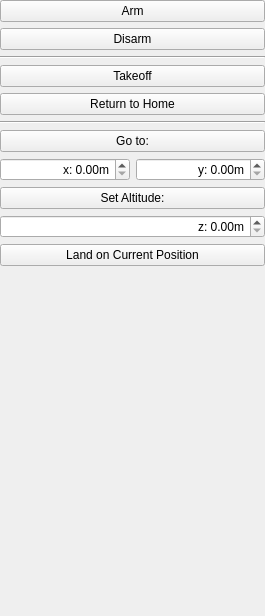
Before: the Qt Designer form flyform.ui in RISE-Dependable-Transport-Systems/ControlTower, drawn with Qt 5.
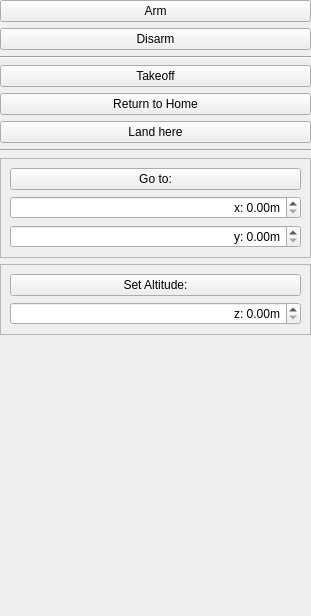
After: the same form once the commit is applied.

The edit to the form file:
```diff
--- a/flyform.ui
+++ b/flyform.ui
@@ -6,7 +6,7 @@
    <rect>
     <x>0</x>
     <y>0</y>
-    <width>265</width>
+    <width>311</width>
     <height>616</height>
    </rect>
   </property>
@@ -67,6 +67,13 @@
      </property>
     </widget>
    </item>
+   <item>
+    <widget class="QPushButton" name="landButton">
+     <property name="text">
+      <string>Land here</string>
+     </property>
+    </widget>
+   </item>
    <item>
     <widget class="Line" name="line">
      <property name="frameShadow">
@@ -84,6 +91,15 @@
     </widget>
    </item>
    <item>
+    <widget class="QFrame" name="frame">
+     <property name="frameShape">
+      <enum>QFrame::StyledPanel</enum>
+     </property>
+     <property name="frameShadow">
+      <enum>QFrame::Raised</enum>
+     </property>
+     <layout class="QVBoxLayout" name="verticalLayout">
+      <item>
     <widget class="QPushButton" name="gotoButton">
      <property name="sizePolicy">
       <sizepolicy hsizetype="Minimum" vsizetype="Fixed">
@@ -103,8 +119,6 @@
     </widget>
    </item>
    <item>
-    <layout class="QHBoxLayout" name="horizontalLayout_2">
-     <item>
       <widget class="QDoubleSpinBox" name="gotoXSpinBox">
        <property name="alignment">
         <set>Qt::AlignRight|Qt::AlignTrailing|Qt::AlignVCenter</set>
@@ -137,7 +151,17 @@
       </widget>
      </item>
     </layout>
+    </widget>
    </item>
+   <item>
+    <widget class="QFrame" name="frame_2">
+     <property name="frameShape">
+      <enum>QFrame::StyledPanel</enum>
+     </property>
+     <property name="frameShadow">
+      <enum>QFrame::Raised</enum>
+     </property>
+     <layout class="QVBoxLayout" name="verticalLayout_3">
    <item>
     <widget class="QPushButton" name="setAltitudeButton">
      <property name="sizePolicy">
@@ -152,8 +176,6 @@
     </widget>
    </item>
    <item>
-    <layout class="QHBoxLayout" name="horizontalLayout_3">
-     <item>
       <widget class="QDoubleSpinBox" name="gotoZSpinBox">
        <property name="alignment">
         <set>Qt::AlignRight|Qt::AlignTrailing|Qt::AlignVCenter</set>
@@ -170,12 +192,6 @@
       </widget>
      </item>
     </layout>
-   </item>
-   <item>
-    <widget class="QPushButton" name="landButton">
-     <property name="text">
-      <string>Land on Current Position</string>
-     </property>
     </widget>
    </item>
    <item>
```
Lines whose indentation alone changed are shown as unchanged.
